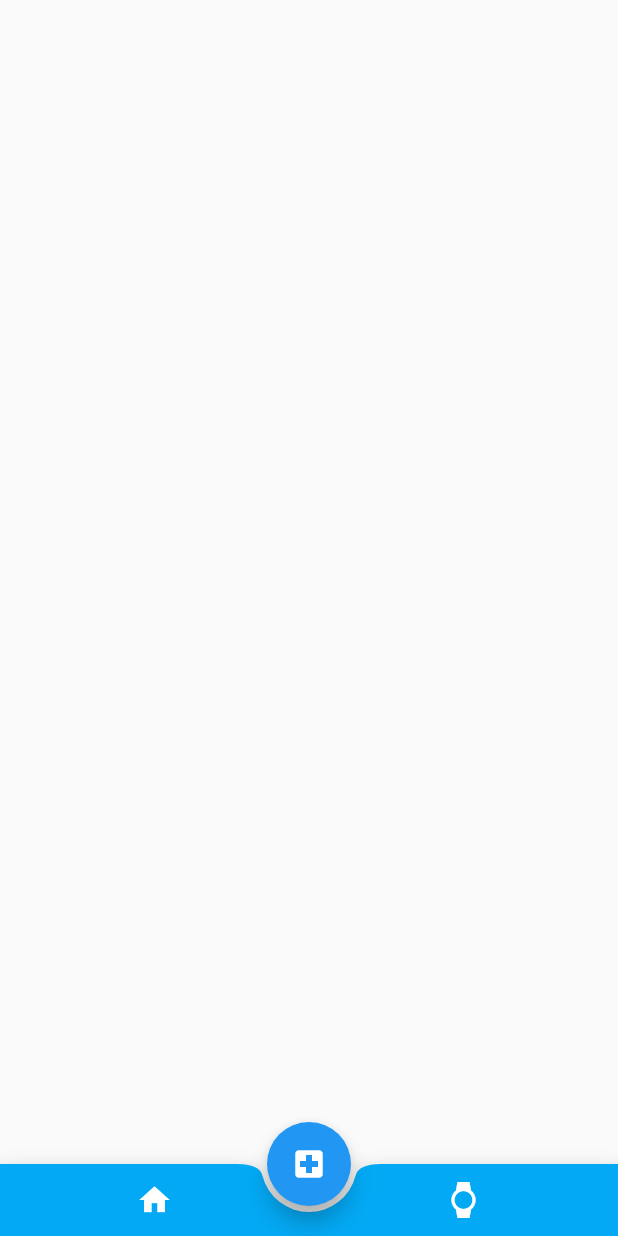
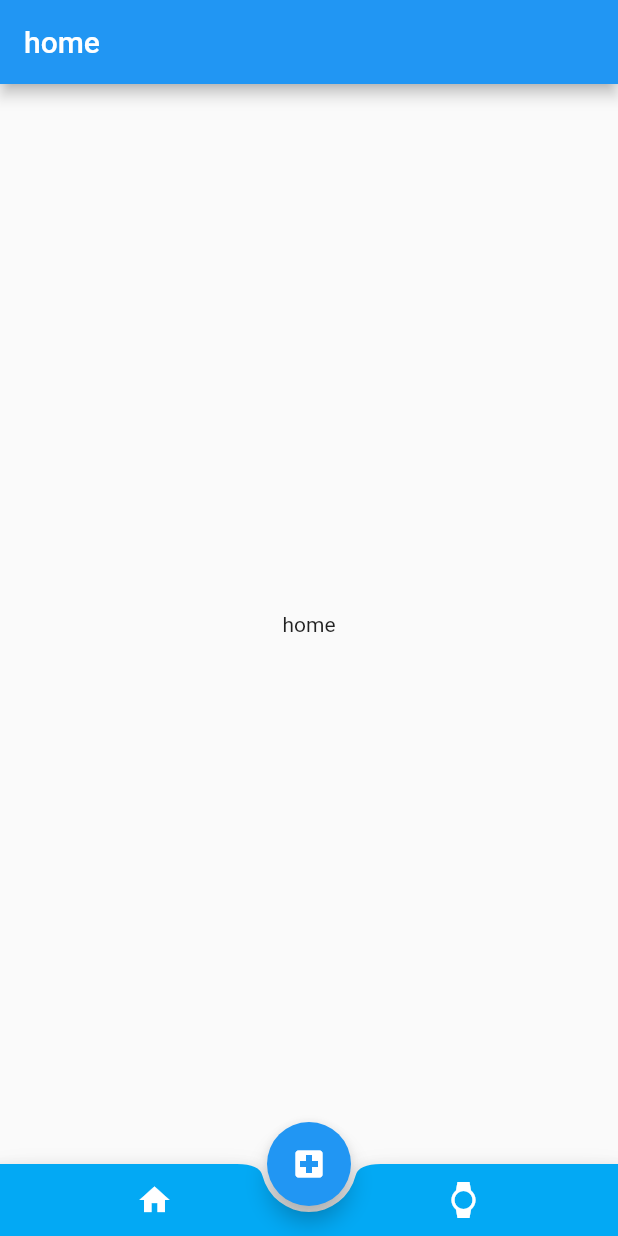
Before and after one commit to ZClee128/flutterDemo, a Flutter app: the BottomAppbarDemo screen opened directly, after a tap on the "home" icon, on a phone screen of 412 x 824 dp. Run offline on Flutter 3.47's test engine with Material 2 defaults, Android fonts, the phone set to English and light mode, and no system bars.

Commit message:
加入跳转动画

```diff
--- a/lib/bottom_appbar_demo.dart
+++ b/lib/bottom_appbar_demo.dart
@@ -1,5 +1,5 @@
 import 'package:flutter/material.dart';
-
+import 'pages/eachView.dart';
 class BottomAppbarDemo extends StatefulWidget {
   BottomAppbarDemo({Key key}) : super(key: key);
 
@@ -7,12 +7,27 @@ class BottomAppbarDemo extends StatefulWidget {
 }
 
 class _BottomAppbarDemoState extends State<BottomAppbarDemo> {
+
+  List<Widget> list = List();
+  int _index = 0;          //数组索引，通过改变索引值改变视图
+  @override
+  void initState() {
+    list
+      ..add(EachView('home'))
+      ..add(EachView('watch'));
+    super.initState();
+  }
   @override
   Widget build(BuildContext context) {
     return Scaffold(
+      body: list[_index],
       floatingActionButton: FloatingActionButton(
         onPressed: (){
-
+            Navigator.push(context, MaterialPageRoute(
+              builder: (BuildContext context){
+                return EachView('加');
+              }
+            ));
         },
         tooltip: 'Increment',
         child: Icon(
@@ -31,12 +46,20 @@ class _BottomAppbarDemoState extends State<BottomAppbarDemo> {
             IconButton(
               icon: Icon(Icons.home),
               color: Colors.white,
-              onPressed: (){},
+              onPressed: (){
+                setState(() {
+                  _index = 0;
+                });
+              },
             ),
             IconButton(
               icon: Icon(Icons.watch),
               color: Colors.white,
-              onPressed: (){},
+              onPressed: (){
+                setState(() {
+                  _index = 1;
+                });
+              },
             )
           ],
         ),
--- a/lib/main.dart
+++ b/lib/main.dart
@@ -4,7 +4,7 @@ import 'bottom_appbar_demo.dart';
 void main() {
   runApp(MaterialApp(
     title: '导航栏测试',
-    home: Test4(),
+    home: PushPage(),
   ));
 }
 
@@ -16,6 +16,7 @@ class FirstView extends StatelessWidget {
       home: Scaffold(
         appBar: AppBar(
           title: Text('flutter test'),
+          elevation: 0.0,
         ),
         body: Center(
           child: RaisedButton(
@@ -36,7 +37,11 @@ class TwoView extends StatelessWidget {
     return MaterialApp(
       title: '第二个页面',
       home: Scaffold(
-        appBar: AppBar(title: Text('第二个页面'),),
+        appBar: AppBar(
+          title: Text('第二个页面'),
+          leading:Container(),
+          elevation: 0.0,
+        ),
         body: Center(child: RaisedButton(child: Text("返回"),onPressed: (){
           Navigator.pop(context);
         },),),
@@ -167,3 +172,18 @@ class Test4 extends StatelessWidget {
     );
   }
 }
+
+class PushPage extends StatelessWidget {
+  const PushPage({Key key}) : super(key: key);
+
+  @override
+  Widget build(BuildContext context) {
+    return MaterialApp(
+      title: '测试转场动画',
+      theme: ThemeData(
+        primarySwatch: Colors.lightBlue
+      ),
+      home: FirstView(),
+    );
+  }
+}
--- /dev/null
+++ b/lib/pages/eachView.dart
@@ -0,0 +1,20 @@
+import 'package:flutter/material.dart';
+
+class EachView extends StatefulWidget {
+  String _title;
+  EachView(this._title);
+  @override
+  _EachViewState createState() => _EachViewState();
+}
+
+class _EachViewState extends State<EachView> {
+  @override
+  Widget build(BuildContext context) {
+    return Scaffold(
+      appBar: AppBar(
+        title: Text(widget._title),
+      ),
+      body: Center(child: Text(widget._title),),
+    );
+  }
+}
```
Also changed, not shown: lib/bottom_navigation_widget.dart (+5 -8 lines), lib/pages/custome_router.dart (added, +28 -0 lines).
